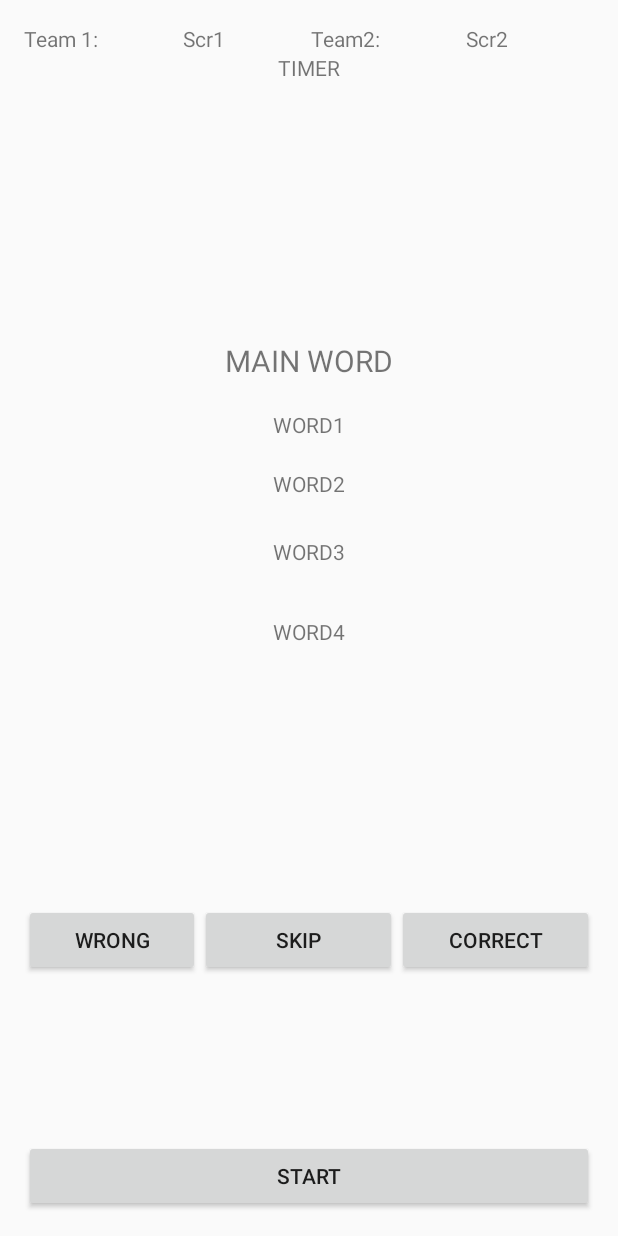
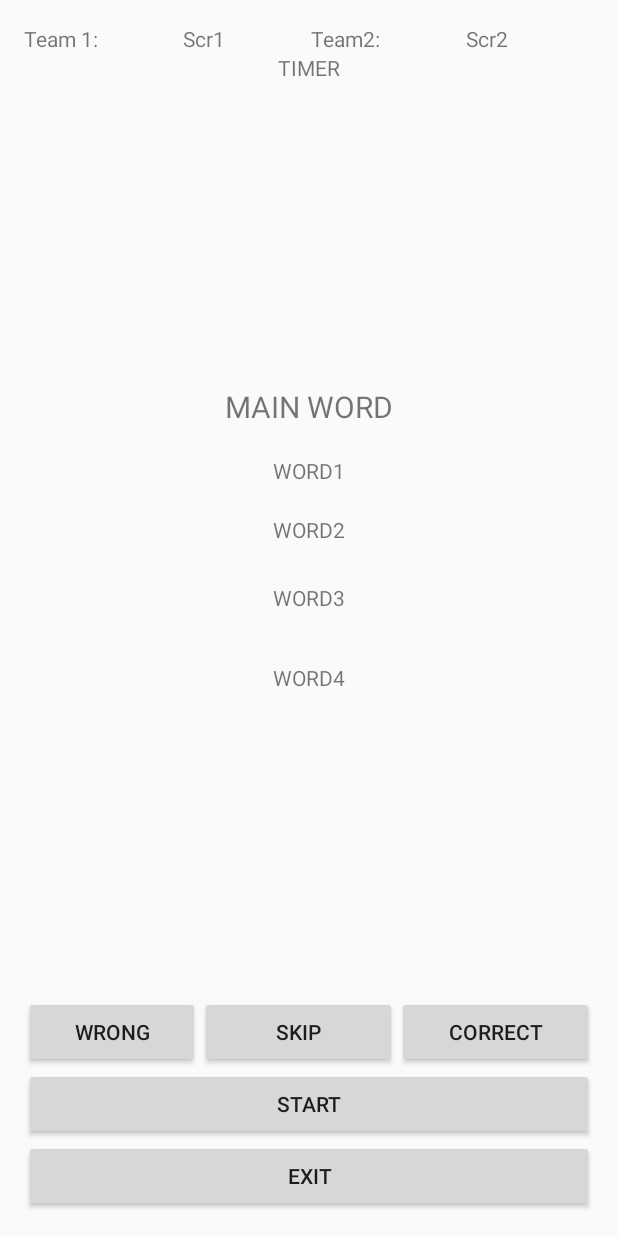
Before and after one commit to condiom/tabu, an Android app: the layout activity_game.xml on its own in the app's theme, with its tools: preview values and no code run, on a phone screen of 412 x 824 dp. Run offline under Robolectric (Android 15) with nearby library versions, the phone set to English and light mode, and no system bars.

Commit message:
added main screen rename mainActivity to Game rename activity_main to activity_game added back button in game activity

```diff
--- a/app/build.gradle
+++ b/app/build.gradle
@@ -21,6 +21,7 @@ android {
 
 dependencies {
     compile fileTree(dir: 'libs', include: ['*.jar'])
+    compile 'com.android.support:appcompat-v7:23.4.0'
+    compile 'com.android.support:design:23.4.0'
     testCompile 'junit:junit:4.12'
-    compile 'com.android.support:appcompat-v7:23.4.0'
 }
--- a/app/src/main/AndroidManifest.xml
+++ b/app/src/main/AndroidManifest.xml
@@ -8,7 +8,10 @@
         android:label="@string/app_name"
         android:supportsRtl="true"
         android:theme="@style/AppTheme">
-        <activity android:name=".MainActivity">
+        <activity android:name=".Game">
+
+        </activity>
+        <activity android:name=".MainMenu">
             <intent-filter>
                 <action android:name="android.intent.action.MAIN" />
 
--- a/app/src/main/java/tratrafe2/condiom/tambu/MainActivity.java
+++ b/app/src/main/java/tratrafe2/condiom/tambu/Game.java
@@ -10,9 +10,7 @@ import android.view.View;
 import android.widget.Button;
 import android.widget.TextView;
 
-import java.util.Scanner;
-
-public class MainActivity extends Activity {
+public class Game extends Activity {
     TextView timer;
     TextView txt1;
     TextView txt2;
@@ -36,7 +34,7 @@ public class MainActivity extends Activity {
 
     protected void onCreate(Bundle savedInstanceState) {
         super.onCreate(savedInstanceState);
-        setContentView(R.layout.activity_main);
+        setContentView(R.layout.activity_game);
 
         initializeViews();
         initializeVariables();
@@ -235,4 +233,11 @@ public class MainActivity extends Activity {
 
     }
 
+    /**
+     * Return to main menu
+     *
+     */
+    public void exitClick(View v){
+    finish();
+    }
 }
--- a/app/src/main/res/layout/activity_main.xml
+++ b/app/src/main/res/layout/activity_game.xml
@@ -7,7 +7,7 @@
     android:paddingLeft="@dimen/activity_horizontal_margin"
     android:paddingRight="@dimen/activity_horizontal_margin"
     android:paddingTop="@dimen/activity_vertical_margin"
-    tools:context="tratrafe2.condiom.tambu.MainActivity">
+    tools:context="tratrafe2.condiom.tambu.Game">
 
     <LinearLayout
         android:orientation="vertical"
@@ -146,9 +146,14 @@
         </LinearLayout>
 
         <LinearLayout
+            android:orientation="vertical"
+            android:layout_width="match_parent"
+            android:layout_height="wrap_content">
+
+            <LinearLayout
                 android:orientation="horizontal"
                 android:layout_width="match_parent"
-            android:layout_height="wrap_content"
+                android:layout_height="match_parent"
                 android:layout_weight="0.32">
 
                 <Button
@@ -187,17 +192,20 @@
 
             </LinearLayout>
 
-        <LinearLayout
-            android:orientation="vertical"
-            android:layout_width="match_parent"
-            android:layout_height="wrap_content">
-
             <Button
                 android:text="Start"
                 android:layout_width="match_parent"
                 android:layout_height="wrap_content"
                 android:id="@+id/btnStart"
                 android:onClick="StartClick" />
+
+            <Button
+                android:text="Exit"
+                android:layout_width="match_parent"
+                android:layout_height="wrap_content"
+                android:id="@+id/btnExit"
+                android:onClick="exitClick" />
+
         </LinearLayout>
 
     </LinearLayout>
--- a/app/src/main/res/values/dimens.xml
+++ b/app/src/main/res/values/dimens.xml
@@ -2,4 +2,5 @@
     <!-- Default screen margins, per the Android Design guidelines. -->
     <dimen name="activity_horizontal_margin">16dp</dimen>
     <dimen name="activity_vertical_margin">16dp</dimen>
+    <dimen name="fab_margin">16dp</dimen>
 </resources>
--- a/app/src/main/res/values/strings.xml
+++ b/app/src/main/res/values/strings.xml
@@ -1,3 +1,4 @@
 <resources>
     <string name="app_name">Tambu</string>
+    <string name="title_activity_main_menu">MainMenu</string>
 </resources>
```
Also changed, not shown: app/src/main/java/tratrafe2/condiom/tambu/MainMenu.java (added, +19 -0 lines), app/src/main/res/layout/activity_main_menu.xml (added, +24 -0 lines), app/src/main/res/values-v21/styles.xml (added, +9 -0 lines), app/src/main/res/values/styles.xml (+9 -0 lines). Lines whose indentation alone changed are shown as unchanged.
